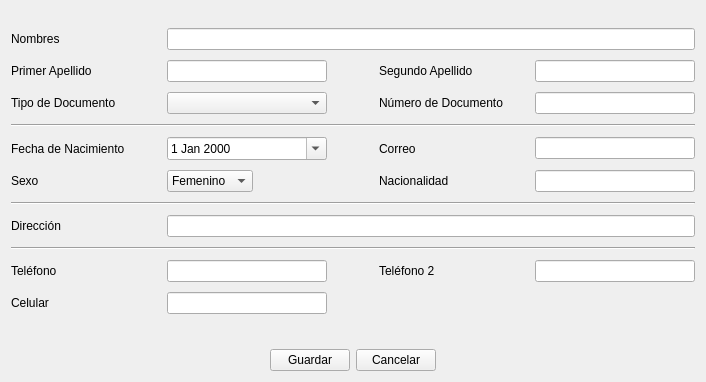
This is cliente/ui_cliente_datos.ui in rodety/manager as Qt 5 draws it before an edit. The edited form follows.
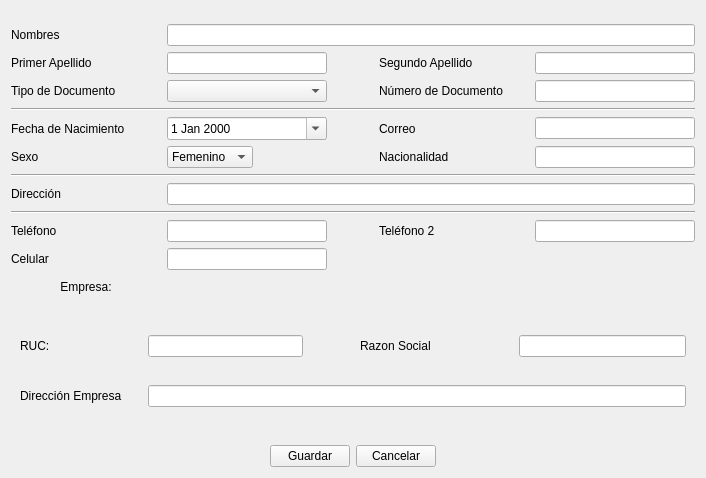
This is the edited form. Icons and pictures are not drawn. Custom widgets are drawn as their Qt base class.

Commit message: productos documento y clientes modificados

What changed in the file:
```diff
--- a/cliente/ui_cliente_datos.ui
+++ b/cliente/ui_cliente_datos.ui
@@ -7,9 +7,15 @@
     <x>0</x>
     <y>0</y>
     <width>706</width>
-    <height>382</height>
+    <height>478</height>
    </rect>
   </property>
+  <property name="sizePolicy">
+   <sizepolicy hsizetype="Preferred" vsizetype="Preferred">
+    <horstretch>0</horstretch>
+    <verstretch>0</verstretch>
+   </sizepolicy>
+  </property>
   <property name="windowTitle">
    <string>Form</string>
   </property>
@@ -283,24 +289,132 @@
          </property>
         </widget>
        </item>
+       <item row="12" column="0">
+        <widget class="QPushButton" name="pushButton">
+         <property name="text">
+          <string>Empresa:</string>
+         </property>
+         <property name="shortcut">
+          <string>Ctrl++</string>
+         </property>
+         <property name="checkable">
+          <bool>false</bool>
+         </property>
+         <property name="flat">
+          <bool>true</bool>
+         </property>
+        </widget>
+       </item>
+       <item row="13" column="0" colspan="5">
+        <widget class="QFrame" name="gridFrame">
+         <layout class="QGridLayout" name="gridLayout_5">
+          <item row="1" column="0">
+           <widget class="QLabel" name="label_8">
+            <property name="text">
+             <string>Dirección Empresa</string>
+            </property>
+           </widget>
+          </item>
+          <item row="0" column="3">
+           <spacer name="horizontalSpacer_3">
+            <property name="orientation">
+             <enum>Qt::Horizontal</enum>
+            </property>
+            <property name="sizeType">
+             <enum>QSizePolicy::Fixed</enum>
+            </property>
+            <property name="sizeHint" stdset="0">
+             <size>
+              <width>45</width>
+              <height>13</height>
+             </size>
+            </property>
+           </spacer>
+          </item>
+          <item row="0" column="5">
+           <widget class="QLineEdit" name="lineEdit_razonSocial"/>
+          </item>
+          <item row="0" column="2">
+           <widget class="QLineEdit" name="lineEdit_ruc">
+            <property name="maximumSize">
+             <size>
+              <width>155</width>
+              <height>16777215</height>
+             </size>
+            </property>
+           </widget>
+          </item>
+          <item row="0" column="0">
+           <widget class="QLabel" name="label_6">
+            <property name="text">
+             <string>RUC:</string>
+            </property>
+           </widget>
+          </item>
+          <item row="0" column="4">
+           <widget class="QLabel" name="label_7">
+            <property name="minimumSize">
+             <size>
+              <width>153</width>
+              <height>0</height>
+             </size>
+            </property>
+            <property name="text">
+             <string>Razon Social</string>
+            </property>
+           </widget>
+          </item>
+          <item row="0" column="1">
+           <spacer name="horizontalSpacer_5">
+            <property name="orientation">
+             <enum>Qt::Horizontal</enum>
+            </property>
+            <property name="sizeType">
+             <enum>QSizePolicy::Fixed</enum>
+            </property>
+            <property name="sizeHint" stdset="0">
+             <size>
+              <width>20</width>
+              <height>20</height>
+             </size>
+            </property>
+           </spacer>
+          </item>
+          <item row="1" column="2" colspan="4">
+           <widget class="QLineEdit" name="lineEdit_direccionEmpresa">
+            <property name="maximumSize">
+             <size>
+              <width>99999</width>
+              <height>16777215</height>
+             </size>
+            </property>
+           </widget>
+          </item>
+         </layout>
+        </widget>
+       </item>
+       <item row="3" column="2">
+        <widget class="QPushButton" name="pushButton_xDocumento">
+         <property name="sizePolicy">
+          <sizepolicy hsizetype="Fixed" vsizetype="Fixed">
+           <horstretch>0</horstretch>
+           <verstretch>0</verstretch>
+          </sizepolicy>
+         </property>
+         <property name="text">
+          <string/>
+         </property>
+         <property name="icon">
+          <iconset resource="../Icons/Icons.qrc">
+           <normaloff>:/Icons/1349716373_monotone_close_exit_delete_small.png</normaloff>:/Icons/1349716373_monotone_close_exit_delete_small.png</iconset>
+         </property>
+         <property name="flat">
+          <bool>true</bool>
+         </property>
+        </widget>
+       </item>
       </layout>
      </item>
-     <item row="1" column="0">
-      <spacer name="verticalSpacer">
-       <property name="orientation">
-        <enum>Qt::Vertical</enum>
-       </property>
-       <property name="sizeType">
-        <enum>QSizePolicy::Fixed</enum>
-       </property>
-       <property name="sizeHint" stdset="0">
-        <size>
-         <width>20</width>
-         <height>15</height>
-        </size>
-       </property>
-      </spacer>
-     </item>
      <item row="2" column="0">
       <layout class="QGridLayout" name="gridLayout">
        <item row="0" column="0">
@@ -355,6 +469,16 @@
    </item>
   </layout>
  </widget>
+ <customwidgets>
+  <customwidget>
+   <class>MyComboBox</class>
+   <extends>QComboBox</extends>
+   <header location="global">mycombobox.h</header>
+   <slots>
+    <slot>Eliminar_Item()</slot>
+   </slots>
+  </customwidget>
+ </customwidgets>
  <tabstops>
   <tabstop>lineEdit_nombres</tabstop>
   <tabstop>lineEdit_primerApellido</tabstop>
```
Left out of the diff: 46 changed lines with no effect on the pictures. The commit also changes 27 other files.
